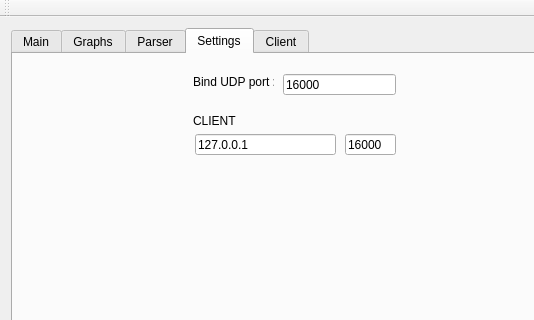
Above: graphs.ui from fsvymk/graphs before the change; both pictures show x 0 to 534 and y 0 to 320 of the 773 by 522 pixel window. Below: the same form after it.
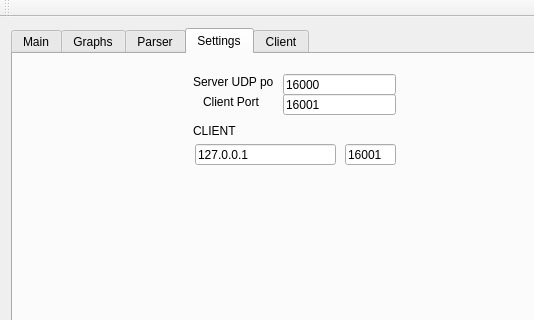
That is the form after the change. The open tabs and pages were chosen to show the change. Custom widgets are drawn as their Qt base class.

What changed in the file:
```diff
--- a/graphs.ui
+++ b/graphs.ui
@@ -454,7 +454,7 @@
          </rect>
         </property>
         <property name="text">
-         <string>Bind UDP port :</string>
+         <string>Server UDP port :</string>
         </property>
        </widget>
        <widget class="QLineEdit" name="lineEdit_bind">
@@ -474,7 +474,7 @@
         <property name="geometry">
          <rect>
           <x>180</x>
-          <y>60</y>
+          <y>70</y>
           <width>47</width>
           <height>13</height>
          </rect>
@@ -487,20 +487,20 @@
         <property name="geometry">
          <rect>
           <x>332</x>
-          <y>80</y>
+          <y>90</y>
           <width>51</width>
           <height>21</height>
          </rect>
         </property>
         <property name="text">
-         <string>16000</string>
+         <string>16001</string>
         </property>
        </widget>
        <widget class="QLineEdit" name="lineEdit_clientHost">
         <property name="geometry">
          <rect>
           <x>182</x>
-          <y>80</y>
+          <y>90</y>
           <width>141</width>
           <height>21</height>
          </rect>
@@ -509,6 +509,32 @@
          <string>127.0.0.1</string>
         </property>
        </widget>
+       <widget class="QLineEdit" name="line_clientPort">
+        <property name="geometry">
+         <rect>
+          <x>270</x>
+          <y>40</y>
+          <width>113</width>
+          <height>21</height>
+         </rect>
+        </property>
+        <property name="text">
+         <string>16001</string>
+        </property>
+       </widget>
+       <widget class="QLabel" name="label">
+        <property name="geometry">
+         <rect>
+          <x>190</x>
+          <y>40</y>
+          <width>71</width>
+          <height>16</height>
+         </rect>
+        </property>
+        <property name="text">
+         <string>Client Port</string>
+        </property>
+       </widget>
       </widget>
       <widget class="QWidget" name="tab_5">
        <attribute name="title">
```
Left out of the diff: 6 changed lines with no effect on the pictures.
